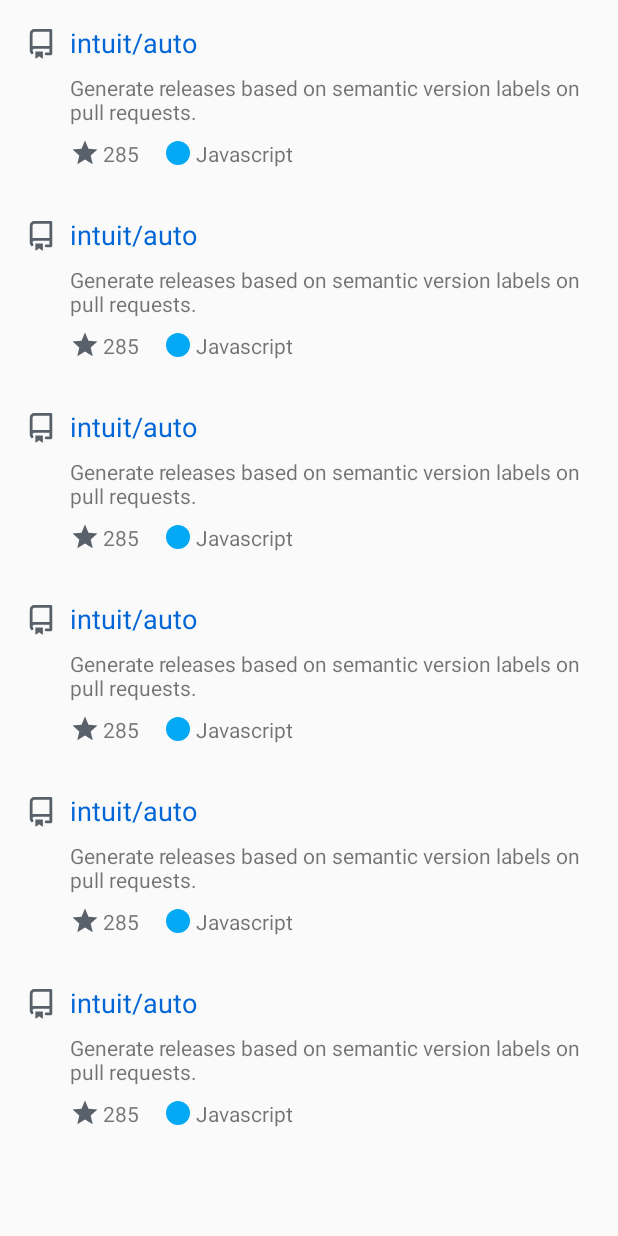
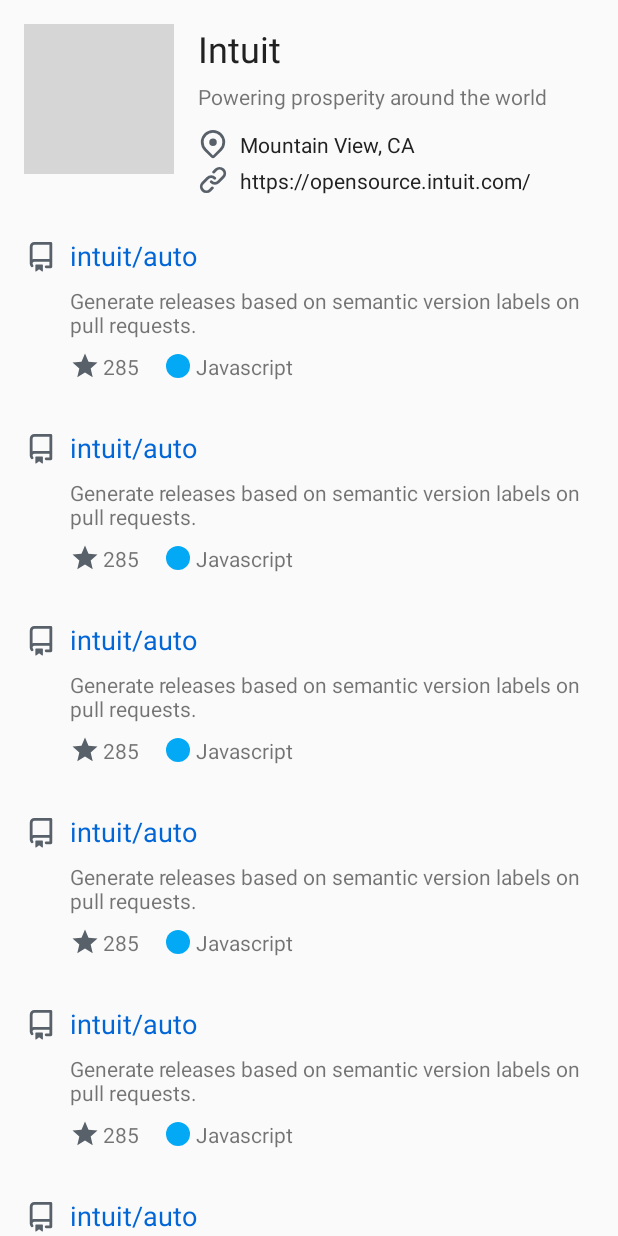
Before and after one commit to jhernandez80/GithubViewer, an Android app: the layout activity_main.xml on its own in the app's theme, with its tools: preview values and no code run, on a phone screen of 412 x 824 dp. Run offline under Robolectric (Android 15) with nearby library versions, the phone set to English and light mode, and no system bars; network calls fail; grey boxes are pictures that could not be loaded.

```diff
--- a/app/src/main/java/com/livehappyapps/githubviewer/network/GithubRetrofitHelper.kt
+++ b/app/src/main/java/com/livehappyapps/githubviewer/network/GithubRetrofitHelper.kt
@@ -1,6 +1,7 @@
 package com.livehappyapps.githubviewer.network
 
 import com.livehappyapps.githubviewer.model.Issue
+import com.livehappyapps.githubviewer.model.Organization
 import com.livehappyapps.githubviewer.model.Repository
 import io.reactivex.Single
 import retrofit2.Retrofit
@@ -19,6 +20,10 @@ class GithubRetrofitHelper {
         .build()
     private val githubService = retrofit.create<GithubApi>()
 
+    fun getOrganization(organization: String): Single<Organization> {
+        return githubService.getOrganization(organization)
+    }
+
     fun getRepositories(owner: String): Single<List<Repository>> {
         return githubService.getRepositories(owner)
     }
--- /dev/null
+++ b/app/src/main/res/drawable/ic_link.xml
@@ -0,0 +1,11 @@
+<vector
+  xmlns:android="http://schemas.android.com/apk/res/android"
+  android:width="24dp"
+  android:height="24dp"
+  android:viewportWidth="16"
+  android:viewportHeight="16">
+  <path
+    android:fillColor="#FFFFFFFF"
+    android:fillType="evenOdd"
+    android:pathData="M7.775,3.275a0.75,0.75 0,0 0,1.06 1.06l1.25,-1.25a2,2 0,1 1,2.83 2.83l-2.5,2.5a2,2 0,0 1,-2.83 0,0.75 0.75,0 0,0 -1.06,1.06 3.5,3.5 0,0 0,4.95 0l2.5,-2.5a3.5,3.5 0,0 0,-4.95 -4.95l-1.25,1.25zM3.085,12.915a2,2 0,0 1,0 -2.83l2.5,-2.5a2,2 0,0 1,2.83 0,0.75 0.75,0 0,0 1.06,-1.06 3.5,3.5 0,0 0,-4.95 0l-2.5,2.5a3.5,3.5 0,0 0,4.95 4.95l1.25,-1.25a0.75,0.75 0,0 0,-1.06 -1.06l-1.25,1.25a2,2 0,0 1,-2.83 0z" />
+</vector>
--- /dev/null
+++ b/app/src/main/res/drawable/ic_location.xml
@@ -0,0 +1,11 @@
+<vector
+  xmlns:android="http://schemas.android.com/apk/res/android"
+  android:width="24dp"
+  android:height="24dp"
+  android:viewportWidth="16"
+  android:viewportHeight="16">
+  <path
+    android:fillColor="#FFFFFFFF"
+    android:fillType="evenOdd"
+    android:pathData="M11.536,3.464a5,5 0,0 1,0 7.072L8,14.07l-3.536,-3.535a5,5 0,1 1,7.072 -7.072v0.001zM12.596,11.596a6.5,6.5 0,1 0,-9.192 0l3.535,3.536a1.5,1.5 0,0 0,2.122 0l3.535,-3.536zM8,9a2,2 0,1 0,0 -4,2 2,0 0,0 0,4z" />
+</vector>
--- a/app/src/main/res/layout/activity_main.xml
+++ b/app/src/main/res/layout/activity_main.xml
@@ -6,6 +6,119 @@
   android:layout_width="match_parent"
   android:layout_height="match_parent"
   tools:context=".activity.MainActivity">
+
+  <ImageView
+    android:id="@+id/avatar"
+    android:layout_width="100dp"
+    android:layout_height="100dp"
+    android:layout_margin="16dp"
+    app:layout_constraintEnd_toStartOf="@id/name"
+    app:layout_constraintStart_toStartOf="parent"
+    app:layout_constraintTop_toTopOf="parent"
+    tools:src="@tools:sample/avatars" />
+
+  <TextView
+    android:id="@+id/name"
+    android:layout_width="0dp"
+    android:layout_height="wrap_content"
+    android:layout_marginEnd="16dp"
+    android:ellipsize="end"
+    android:maxLines="1"
+    android:textColor="@color/primary_text"
+    android:textSize="24sp"
+    app:layout_constraintEnd_toEndOf="parent"
+    app:layout_constraintStart_toEndOf="@id/avatar"
+    app:layout_constraintTop_toTopOf="@id/avatar"
+    tools:text="Intuit" />
+
+  <TextView
+    android:id="@+id/description"
+    android:layout_width="0dp"
+    android:layout_height="wrap_content"
+    android:layout_marginTop="6dp"
+    android:layout_marginEnd="16dp"
+    android:ellipsize="end"
+    android:maxLines="2"
+    app:layout_constraintBottom_toTopOf="@id/location_icon"
+    app:layout_constraintEnd_toEndOf="parent"
+    app:layout_constraintStart_toStartOf="@id/name"
+    app:layout_constraintTop_toBottomOf="@id/name"
+    tools:text="Powering prosperity around the world" />
+
+  <ImageView
+    android:id="@+id/location_icon"
+    android:layout_width="20dp"
+    android:layout_height="20dp"
+    android:layout_marginTop="12dp"
+    android:src="@drawable/ic_location"
+    android:visibility="gone"
+    app:layout_constraintStart_toStartOf="@id/name"
+    app:layout_constraintTop_toBottomOf="@id/description"
+    app:tint="@color/icons"
+    tools:visibility="visible" />
+
+  <TextView
+    android:id="@+id/location"
+    android:layout_width="0dp"
+    android:layout_height="wrap_content"
+    android:layout_marginStart="8dp"
+    android:layout_marginEnd="16dp"
+    android:ellipsize="end"
+    android:maxLines="1"
+    android:textColor="@color/primary_text"
+    app:layout_constraintBottom_toBottomOf="@id/location_icon"
+    app:layout_constraintEnd_toEndOf="parent"
+    app:layout_constraintStart_toEndOf="@id/location_icon"
+    app:layout_constraintTop_toTopOf="@id/location_icon"
+    app:layout_constraintVertical_bias="1"
+    tools:text="Mountain View, CA" />
+
+  <ImageView
+    android:id="@+id/link_icon"
+    android:layout_width="20dp"
+    android:layout_height="20dp"
+    android:layout_marginTop="4dp"
+    android:src="@drawable/ic_link"
+    android:visibility="gone"
+    app:layout_constraintStart_toStartOf="@id/name"
+    app:layout_constraintTop_toBottomOf="@id/location_icon"
+    app:tint="@color/icons"
+    tools:visibility="visible" />
+
+  <TextView
+    android:id="@+id/link"
+    android:layout_width="0dp"
+    android:layout_height="wrap_content"
+    android:layout_marginStart="8dp"
+    android:layout_marginEnd="16dp"
+    android:ellipsize="end"
+    android:maxLines="1"
+    android:textColor="@color/primary_text"
+    app:layout_constraintBottom_toBottomOf="@id/link_icon"
+    app:layout_constraintEnd_toEndOf="parent"
+    app:layout_constraintStart_toEndOf="@id/link_icon"
+    app:layout_constraintTop_toTopOf="@id/link_icon"
+    app:layout_constraintVertical_bias="1"
+    tools:text="https://opensource.intuit.com/" />
+
+
+  <androidx.constraintlayout.helper.widget.Layer
+    android:id="@+id/header_layer"
+    android:layout_width="0dp"
+    android:layout_height="0dp"
+    app:layout_constraintStart_toStartOf="parent"
+    app:layout_constraintEnd_toEndOf="parent"
+    app:layout_constraintTop_toTopOf="parent"
+    app:constraint_referenced_ids="avatar, name, description, location_icon, location, link_icon, link"
+    />
+
+  <androidx.constraintlayout.widget.Barrier
+    android:id="@+id/horizontal_barrier"
+    android:layout_width="wrap_content"
+    android:layout_height="wrap_content"
+    app:barrierDirection="bottom"
+    app:barrierMargin="12dp"
+    app:constraint_referenced_ids="avatar,link_icon" />
 
   <ProgressBar
     android:id="@+id/progress"
@@ -22,9 +135,9 @@
     android:layout_width="0dp"
     android:layout_height="0dp"
     app:layout_constraintBottom_toBottomOf="parent"
-    app:layout_constraintLeft_toLeftOf="parent"
-    app:layout_constraintRight_toRightOf="parent"
-    app:layout_constraintTop_toTopOf="parent">
+    app:layout_constraintEnd_toEndOf="parent"
+    app:layout_constraintStart_toStartOf="parent"
+    app:layout_constraintTop_toTopOf="@id/horizontal_barrier">
 
     <androidx.recyclerview.widget.RecyclerView
       android:id="@+id/recycler"
```
Also changed, not shown: app/src/main/java/com/livehappyapps/githubviewer/activity/MainActivity.kt (+28 -3 lines), app/src/main/java/com/livehappyapps/githubviewer/model/Organization.kt (added, +93 -0 lines), app/src/main/java/com/livehappyapps/githubviewer/network/GithubApi.kt (+6 -1 lines), app/src/main/java/com/livehappyapps/githubviewer/viewmodel/MainViewModel.kt (+20 -0 lines).
